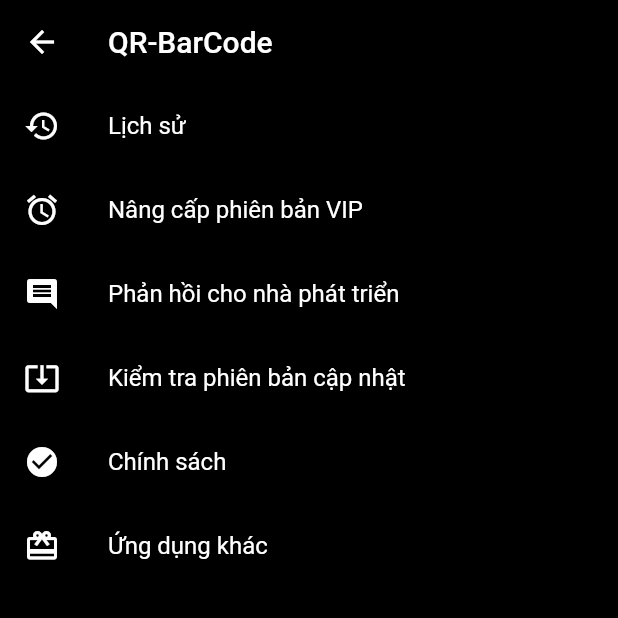
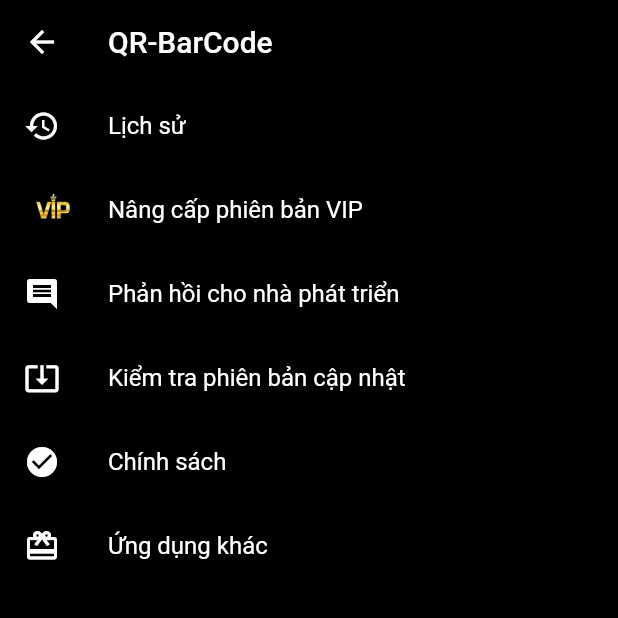
Before and after one commit to minhhoang1007/qrcode_app, a Flutter app: the DrawerScreen screen opened directly, on a phone screen of 412 x 824 dp, the top half of it. Run offline on Flutter 3.47's test engine with Material 2 defaults, Android fonts, the phone set to English and light mode, and no system bars; our stand-ins replace image_picker, qr_flutter, shared_preferences; missing offline and left inert: firebase_admob, qr_code_scanner; accounts and stored records are empty.

Commit message:
add history and banner ads

```diff
--- /dev/null
+++ b/lib/common/Common.dart
@@ -0,0 +1,3 @@
+class Common {
+  static List<String> listhis;
+}
--- /dev/null
+++ b/lib/config/ads.dart
@@ -0,0 +1,14 @@
+import 'package:firebase_admob/firebase_admob.dart';
+
+const String testDevice = 'MobileId';
+const String appId = 'ca-app-pub-3940256099942544/1033173712';
+const String bannerId = 'ca-app-pub-3940256099942544/6300978111';
+const String interUnitId = 'ca-app-pub-3940256099942544/1033173712';
+
+class ADS {
+  MobileAdTargetingInfo targetingInfo = MobileAdTargetingInfo(
+    testDevices: testDevice != null ? <String>[testDevice] : null,
+    nonPersonalizedAds: true,
+    keywords: <String>['Game', 'Mario'],
+  );
+}
--- a/lib/screens/DrawerScreen.dart
+++ b/lib/screens/DrawerScreen.dart
@@ -1,4 +1,6 @@
+import 'package:firebase_admob/firebase_admob.dart';
 import 'package:flutter/material.dart';
+import 'package:qrcode_app/config/ads.dart';
 import 'package:qrcode_app/screens/HistoryScreen.dart';
 import 'package:url_launcher/url_launcher.dart';
 
@@ -21,6 +23,36 @@ class _DrawerScreenState extends State<DrawerScreen> {
     } else {
       throw 'Could not launch $url';
     }
+  }
+
+  BannerAd _bannerAd;
+  BannerAd createBannerAd() {
+    return BannerAd(
+        adUnitId: bannerId,
+        size: AdSize.banner,
+        targetingInfo: ADS().targetingInfo,
+        listener: (MobileAdEvent event) {
+          print("BannerAd $event");
+        });
+  }
+
+  @override
+  void initState() {
+    FirebaseAdMob.instance.initialize(
+      appId: bannerId,
+    );
+    _bannerAd = createBannerAd()
+      ..load()
+      ..show(
+        anchorType: AnchorType.bottom,
+      );
+    super.initState();
+  }
+
+  @override
+  void dispose() {
+    _bannerAd.dispose();
+    super.dispose();
   }
 
   @override
@@ -58,9 +90,14 @@ class _DrawerScreenState extends State<DrawerScreen> {
               onTap: () {
                 _launchURL(urlNangcap);
               },
-              leading: Icon(
-                Icons.access_alarms,
-                color: Colors.white,
+              leading: Container(
+                height: 40,
+                width: 40,
+                decoration: BoxDecoration(),
+                child: Image.asset(
+                  "assets/images/vip.png",
+                  fit: BoxFit.fill,
+                ),
               ),
               title: Text(
                 "Nâng cấp phiên bản VIP",
--- a/pubspec.yaml
+++ b/pubspec.yaml
@@ -26,6 +26,7 @@ dependencies:
   qr_code_scanner: ^0.0.12
   qr_flutter: ^3.0.1
   url_launcher: ^5.2.5
+  firebase_admob: ^0.9.0+1
   image_picker:
   shared_preferences:
 
```
Also changed, not shown: lib/main.dart (+7 -1 lines), lib/screens/HistoryScreen.dart (+22 -12 lines), lib/screens/HomeScreen.dart (+33 -4 lines), lib/screens/ResultScreen.dart (+13 -0 lines), lib/screens/SavedScreen.dart (+32 -0 lines), pubspec.lock, 2 other files.
